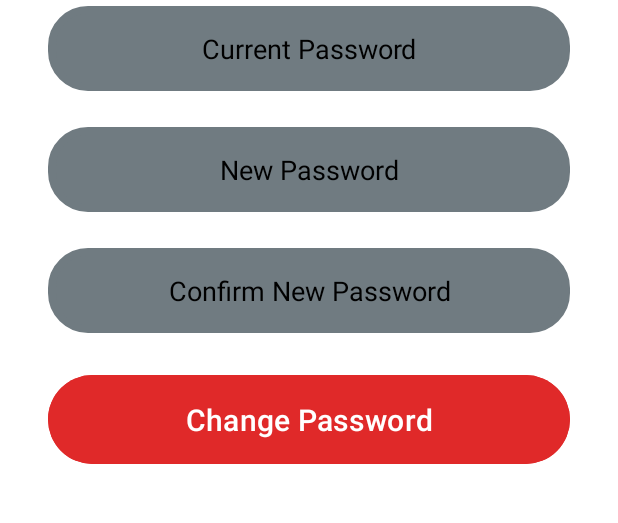
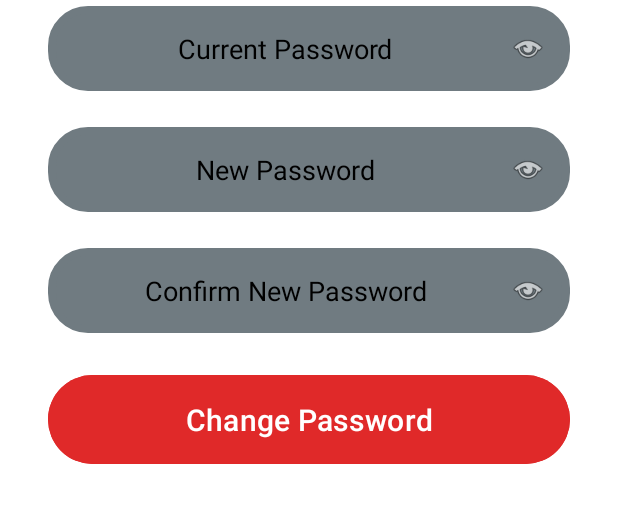
Before and after one commit to Thilina-Prasath/FOT-NEWS-HUB, an Android app: the ForgotPasswordActivity screen opened directly, with no data from a screen before it, on a phone screen of 412 x 824 dp, the part 347-870 px from its top. Run offline under Robolectric (Android 15) with nearby library versions, the phone set to English and light mode, and no system bars; our stand-ins replace Firebase (no records; nobody signed in at launch, a user with empty details on screens opened directly).

Commit message:
update forgot password xml file and ForgotPassword java file

```diff
--- a/app/src/main/java/com/example/fotnewshub/ForgotPasswordActivity.java
+++ b/app/src/main/java/com/example/fotnewshub/ForgotPasswordActivity.java
@@ -3,6 +3,7 @@ package com.example.fotnewshub;
 import android.app.ProgressDialog;
 import android.content.Intent;
 import android.os.Bundle;
+import android.text.InputType;
 import android.view.View;
 import android.widget.Button;
 import android.widget.EditText;
@@ -24,9 +25,14 @@ public class ForgotPasswordActivity extends AppCompatActivity {
     Button changePasswordBtn;
     ImageView backToHome;
     EditText currentPasswordInput, newPasswordInput, confirmNewPasswordInput;
+    ImageView currentPasswordEye, newPasswordEye, confirmNewPasswordEye;
     ProgressDialog progressDialog;
     FirebaseAuth mAuth;
     FirebaseUser currentUser;
+
+    private boolean isCurrentPasswordVisible = false;
+    private boolean isNewPasswordVisible = false;
+    private boolean isConfirmNewPasswordVisible = false;
 
     @Override
     protected void onCreate(Bundle savedInstanceState) {
@@ -38,6 +44,10 @@ public class ForgotPasswordActivity extends AppCompatActivity {
         currentPasswordInput = findViewById(R.id.current_password_input);
         newPasswordInput = findViewById(R.id.new_password_input);
         confirmNewPasswordInput = findViewById(R.id.confirm_new_password_input);
+
+        currentPasswordEye = findViewById(R.id.current_password_eye);
+        newPasswordEye = findViewById(R.id.new_password_eye);
+        confirmNewPasswordEye = findViewById(R.id.confirm_new_password_eye);
 
         mAuth = FirebaseAuth.getInstance();
         currentUser = mAuth.getCurrentUser();
@@ -66,6 +76,47 @@ public class ForgotPasswordActivity extends AppCompatActivity {
                 finish();
             }
         });
+
+        // Set password eye toggle listeners
+        currentPasswordEye.setOnClickListener(new View.OnClickListener() {
+            @Override
+            public void onClick(View v) {
+                togglePasswordVisibility(currentPasswordInput, currentPasswordEye, isCurrentPasswordVisible);
+                isCurrentPasswordVisible = !isCurrentPasswordVisible;
+            }
+        });
+
+        newPasswordEye.setOnClickListener(new View.OnClickListener() {
+            @Override
+            public void onClick(View v) {
+                togglePasswordVisibility(newPasswordInput, newPasswordEye, isNewPasswordVisible);
+                isNewPasswordVisible = !isNewPasswordVisible;
+            }
+        });
+
+        confirmNewPasswordEye.setOnClickListener(new View.OnClickListener() {
+            @Override
+            public void onClick(View v) {
+                togglePasswordVisibility(confirmNewPasswordInput, confirmNewPasswordEye, isConfirmNewPasswordVisible);
+                isConfirmNewPasswordVisible = !isConfirmNewPasswordVisible;
+            }
+        });
+    }
+
+    private void togglePasswordVisibility(EditText editText, ImageView eyeIcon, boolean isCurrentlyVisible) {
+        if (isCurrentlyVisible) {
+            // Hide password
+            editText.setInputType(InputType.TYPE_CLASS_TEXT | InputType.TYPE_TEXT_VARIATION_PASSWORD);
+            // Use system drawable for hidden state
+            eyeIcon.setImageResource(android.R.drawable.ic_menu_view);
+        } else {
+            // Show password
+            editText.setInputType(InputType.TYPE_CLASS_TEXT | InputType.TYPE_TEXT_VARIATION_VISIBLE_PASSWORD);
+            // Use system drawable for visible state
+            eyeIcon.setImageResource(android.R.drawable.ic_menu_agenda);
+        }
+        // Move cursor to end of text
+        editText.setSelection(editText.getText().length());
     }
 
     private void changePassword() {
--- a/app/src/main/res/layout/activity_forgot_password.xml
+++ b/app/src/main/res/layout/activity_forgot_password.xml
@@ -34,6 +34,12 @@
                 android:layout_marginBottom="4dp"
                 android:layout_marginTop="-100dp"/>
 
+            <!-- Current Password Container -->
+            <RelativeLayout
+                android:layout_width="match_parent"
+                android:layout_height="wrap_content"
+                android:layout_marginBottom="24dp">
+
                 <EditText
                     android:id="@+id/current_password_input"
                     android:layout_width="match_parent"
@@ -41,14 +47,34 @@
                     android:hint="Current Password"
                     android:inputType="textPassword"
                     android:padding="16dp"
+                    android:paddingEnd="48dp"
                     android:background="@drawable/rounded_corner"
                     android:backgroundTint="#707B81"
                     android:textAlignment="center"
                     android:textColor="@color/white"
                     android:textColorHint="@color/black"
-                android:textSize="18sp"
-                android:layout_marginBottom="24dp" />
+                    android:textSize="18sp" />
 
+                <ImageView
+                    android:id="@+id/current_password_eye"
+                    android:layout_width="24dp"
+                    android:layout_height="24dp"
+                    android:layout_alignParentEnd="true"
+                    android:layout_centerVertical="true"
+                    android:layout_marginEnd="16dp"
+                    android:src="@android:drawable/ic_menu_view"
+                    android:clickable="true"
+                    android:focusable="true"
+                    android:background="?android:attr/selectableItemBackgroundBorderless"
+                    android:contentDescription="Toggle password visibility" />
+
+            </RelativeLayout>
+
+            <!-- New Password Container -->
+            <RelativeLayout
+                android:layout_width="match_parent"
+                android:layout_height="wrap_content"
+                android:layout_marginBottom="24dp">
 
                 <EditText
                     android:id="@+id/new_password_input"
@@ -57,13 +83,34 @@
                     android:hint="New Password"
                     android:inputType="textPassword"
                     android:padding="16dp"
+                    android:paddingEnd="48dp"
                     android:background="@drawable/rounded_corner"
                     android:backgroundTint="#707B81"
                     android:textAlignment="center"
                     android:textColor="@color/white"
                     android:textColorHint="@color/black"
-                android:textSize="18sp"
-                android:layout_marginBottom="24dp" />
+                    android:textSize="18sp" />
+
+                <ImageView
+                    android:id="@+id/new_password_eye"
+                    android:layout_width="24dp"
+                    android:layout_height="24dp"
+                    android:layout_alignParentEnd="true"
+                    android:layout_centerVertical="true"
+                    android:layout_marginEnd="16dp"
+                    android:src="@android:drawable/ic_menu_view"
+                    android:clickable="true"
+                    android:focusable="true"
+                    android:background="?android:attr/selectableItemBackgroundBorderless"
+                    android:contentDescription="Toggle password visibility" />
+
+            </RelativeLayout>
+
+            <!-- Confirm New Password Container -->
+            <RelativeLayout
+                android:layout_width="match_parent"
+                android:layout_height="wrap_content"
+                android:layout_marginBottom="24dp">
 
                 <EditText
                     android:id="@+id/confirm_new_password_input"
@@ -72,13 +119,28 @@
                     android:hint="Confirm New Password"
                     android:inputType="textPassword"
                     android:padding="16dp"
+                    android:paddingEnd="48dp"
                     android:background="@drawable/rounded_corner"
                     android:backgroundTint="#707B81"
                     android:textAlignment="center"
                     android:textColor="@color/white"
                     android:textColorHint="@color/black"
-                android:textSize="18sp"
-                android:layout_marginBottom="24dp" />
+                    android:textSize="18sp" />
+
+                <ImageView
+                    android:id="@+id/confirm_new_password_eye"
+                    android:layout_width="24dp"
+                    android:layout_height="24dp"
+                    android:layout_alignParentEnd="true"
+                    android:layout_centerVertical="true"
+                    android:layout_marginEnd="16dp"
+                    android:src="@android:drawable/ic_menu_view"
+                    android:clickable="true"
+                    android:focusable="true"
+                    android:background="?android:attr/selectableItemBackgroundBorderless"
+                    android:contentDescription="Toggle password visibility" />
+
+            </RelativeLayout>
 
             <Button
                 android:id="@+id/change_password_btn"
@@ -90,7 +152,6 @@
                 android:textColor="@color/white"
                 android:textSize="20sp" />
 
-
         </LinearLayout>
     </ScrollView>
 
```
Lines whose indentation alone changed are shown as unchanged.
